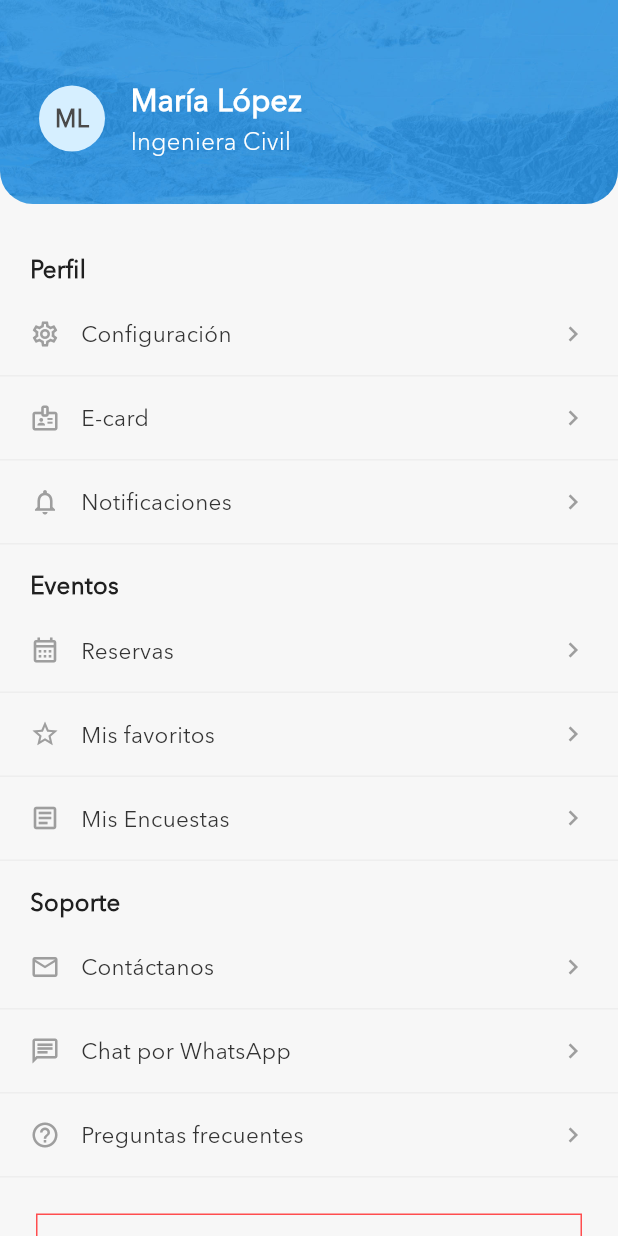
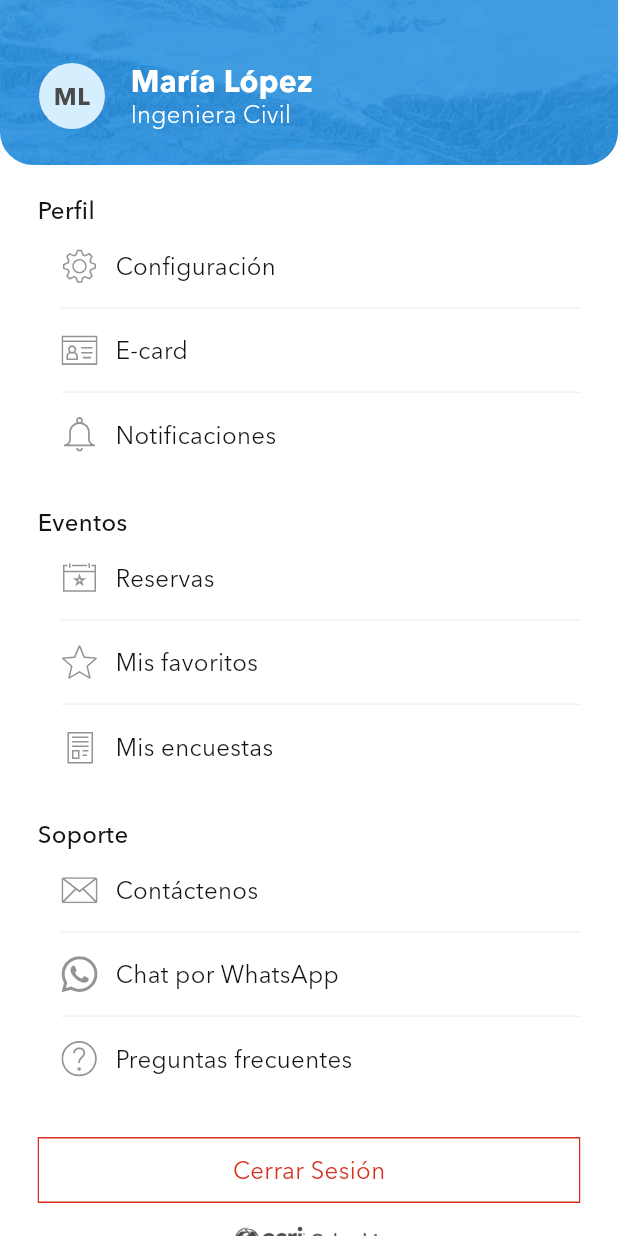
Before and after one commit to GeoGeeks/eventos_esri_cepa, a Flutter app: the ProfileMenuScreen screen opened directly with empty values, on a phone screen of 412 x 824 dp. Run offline on Flutter 3.47's test engine with Material 3 defaults, Android fonts, the phone set to English and light mode, and no system bars; our stand-ins replace flutter_bloc, flutter_svg, qr_flutter.

Commit message:
Refactor profile menu widgets and update event cards

```diff
--- a/lib/features/profile/presentation/screens/profile_menu_screen.dart
+++ b/lib/features/profile/presentation/screens/profile_menu_screen.dart
@@ -1,5 +1,4 @@
 import 'package:flutter/material.dart';
-import '../../../../core/constants/app_colors.dart';
 import '../../../../core/constants/fonts.dart';
 import '../../../../core/constants/images.dart';
 import '../widgets/logout_button.dart';
@@ -14,69 +13,86 @@ class ProfileMenuScreen extends StatelessWidget {
   @override
   Widget build(BuildContext context) {
     return Scaffold(
-      backgroundColor: AppColors.background,
-      body: SingleChildScrollView(
+      backgroundColor: Colors.white,
+      body: SafeArea(
         child: Column(
           children: [
-            // ── Header azul (Diseño Rectangle 12) ──
+            // ── HEADER (Rectángulo 12) ──
             Container(
               width: double.infinity,
-              decoration: const BoxDecoration(
+              height: 110,
+              decoration: BoxDecoration(
                 image: DecorationImage(
                   image: AssetImage(Images.headerInicio),
                   fit: BoxFit.cover,
                 ),
-                borderRadius: BorderRadius.only(
+                borderRadius: const BorderRadius.only(
                   bottomLeft: Radius.circular(22),
                   bottomRight: Radius.circular(22),
                 ),
               ),
-              padding: const EdgeInsets.fromLTRB(26, 52, 26, 30),
+              padding: const EdgeInsets.only(left: 26, top: 30, right: 26),
+              alignment: Alignment.topLeft,
+
+              // ── Fotograma 4 ──
+              child: SizedBox(
+                height: 68,
+                child: Padding(
+                  padding: const EdgeInsets.symmetric(vertical: 12),
                   child: Row(
+                    crossAxisAlignment: CrossAxisAlignment.center,
                     children: [
-                  // Avatar con iniciales
+                      // Avatar (44x44, #D6EFFF)
                       Container(
                         width: 44,
                         height: 44,
                         decoration: const BoxDecoration(
-                      color: Color(0xFFD6EFFF), // Color según diseño
+                          color: Color(0xFFD6EFFF),
                           shape: BoxShape.circle,
                         ),
                         alignment: Alignment.center,
                         child: const Text(
                           'ML',
+                          textAlign: TextAlign.center,
                           style: TextStyle(
-                        fontFamily: Fonts.regular,
+                            fontFamily: Fonts.bold,
                             fontSize: 16,
-                        fontWeight: FontWeight.w700, // Avenir Bold
+                            fontWeight: FontWeight.w700,
                             color: Color(0xFF4A4A4A),
+                            height: 1.25,
                           ),
                         ),
                       ),
-                  const SizedBox(width: 17),
-                  // Nombre e Información Profesional
+
+                      const SizedBox(width: 17), // gap: 17px
+
+                      // Fotograma 1 (Texto) - Con Expanded para no truncar a 114px
                       const Expanded(
                         child: Column(
                           crossAxisAlignment: CrossAxisAlignment.start,
+                          mainAxisAlignment: MainAxisAlignment.center,
                           children: [
                             Text(
                               'María López',
                               style: TextStyle(
-                            fontFamily: Fonts.regular,
+                                fontFamily: Fonts.bold,
                                 fontSize: 20,
-                            fontWeight: FontWeight.w700, // Avenir Bold
-                            color: Colors.white,
+                                fontWeight: FontWeight.w700,
+                                color: Color(0xFFFFFFFF),
+                                height: 1.20,
                               ),
+                              maxLines: 1,
                             ),
-                        SizedBox(height: 2),
                             Text(
                               'Ingeniera Civil',
                               style: TextStyle(
                                 fontFamily: Fonts.light,
                                 fontSize: 16,
-                            fontWeight: FontWeight.w300, // Avenir Light
-                            color: Colors.white,
+                                fontWeight: FontWeight.w300,
+                                color: Color(0xFFFFFFFF),
+                                height: 1.25,
                               ),
+                              maxLines: 1,
                             ),
                           ],
                         ),
@@ -84,99 +100,101 @@ class ProfileMenuScreen extends StatelessWidget {
                     ],
                   ),
                 ),
+              ),
+            ),
 
-            const SizedBox(height: 16),
+            // ── CONTENIDO INTERIOR DE 362px ──
+            Expanded(
+              child: SingleChildScrollView(
+                physics: const BouncingScrollPhysics(),
+                padding: const EdgeInsets.only(top: 20, bottom: 24),
+                child: Center(
+                  child: SizedBox(
+                    width: 362,
+                    child: Column(
+                      crossAxisAlignment: CrossAxisAlignment.start,
+                      children: [
 
-            // ── Sección: Perfil ──
+                        // ── Perfil ──
                         const ProfileSectionTitle(title: 'Perfil'),
-
                         ProfileMenuItem(
-              icon: Icons.settings_outlined,
+                          icon: 'assets/icons/configuracion.svg',
                           title: 'Configuración',
                           onTap: () {},
                         ),
-
                         ProfileMenuItem(
-              icon: Icons.badge_outlined,
+                          icon: 'assets/icons/e-card.svg',
                           title: 'E-card',
                           onTap: onOpenEcard,
                         ),
-
                         ProfileMenuItem(
-              icon: Icons.notifications_none,
+                          icon: 'assets/icons/campana.svg',
                           title: 'Notificaciones',
                           onTap: () {},
+                          showBorder: false,
                         ),
 
-            // ── Sección: Eventos ──
+                        const SizedBox(height: 20),
+
+                        // ── Eventos ──
                         const ProfileSectionTitle(title: 'Eventos'),
-
                         ProfileMenuItem(
-              icon: Icons.calendar_month_outlined,
+                          icon: 'assets/icons/reservas.svg',
                           title: 'Reservas',
                           onTap: () {},
                         ),
-
                         ProfileMenuItem(
-              icon: Icons.star_border,
+                          icon: 'assets/icons/favoritos.svg',
                           title: 'Mis favoritos',
                           onTap: () {},
                         ),
+                        ProfileMenuItem(
+                          icon: 'assets/icons/encuestas.svg',
+                          title: 'Mis encuestas',
+                          onTap: () {},
+                          showBorder: false,
+                        ),
 
+                        const SizedBox(height: 20),
+
+                        // ── Soporte ──
+                        const ProfileSectionTitle(title: 'Soporte'),
                         ProfileMenuItem(
-              icon: Icons.article_outlined,
-              title: 'Mis Encuestas',
+                          icon: 'assets/icons/contactenos.svg',
+                          title: 'Contáctenos',
                           onTap: () {},
                         ),
-
-            // ── Sección: Soporte ──
-            const ProfileSectionTitle(title: 'Soporte'),
-
                         ProfileMenuItem(
-              icon: Icons.mail_outline,
-              title: 'Contáctanos',
-              onTap: () {},
-            ),
-
-            ProfileMenuItem(
-              icon: Icons.chat_outlined,
+                          icon: 'assets/icons/whatsapp.svg',
                           title: 'Chat por WhatsApp',
                           onTap: () {},
                         ),
-
                         ProfileMenuItem(
-              icon: Icons.help_outline,
+                          icon: 'assets/icons/preguntas.svg',
                           title: 'Preguntas frecuentes',
                           onTap: () {},
+                          showBorder: false,
                         ),
 
                         const SizedBox(height: 24),
 
+                        // ── Cerrar Sesión + Logo ──
                         LogoutButton(onPressed: () {}),
-
-            const SizedBox(height: 20),
-
-            Row(
-              mainAxisAlignment: MainAxisAlignment.center,
-              children: [
-                const Icon(
-                  Icons.language,
-                  size: 14,
-                  color: AppColors.textSubtle,
-                ),
-                const SizedBox(width: 4),
-                Text(
-                  'esri Colombia',
-                  style: TextStyle(
-                    fontFamily: Fonts.regular,
-                    fontSize: 13,
-                    color: Colors.grey.shade500,
+                        const SizedBox(height: 10),
+                        Center(
+                          child: Image.asset(
+                            Images.profile1,
+                            width: 108,
+                            height: 28,
+                            fit: BoxFit.contain,
                           ),
                         ),
                       ],
                     ),
-
-            const SizedBox(height: 24),
+                  ),
+                ),
+              ),
+            ),
           ],
         ),
       ),
--- a/lib/features/profile/presentation/widgets/logout_button.dart
+++ b/lib/features/profile/presentation/widgets/logout_button.dart
@@ -11,26 +11,39 @@ class LogoutButton extends StatelessWidget {
 
   @override
   Widget build(BuildContext context) {
-    return Padding(
-      padding: const EdgeInsets.symmetric(horizontal: 24),
-      child: SizedBox(
-        width: double.infinity,
-        height: 44,
-        child: OutlinedButton(
-          onPressed: onPressed,
-          style: OutlinedButton.styleFrom(
-            side: const BorderSide(color: Color(0xFFFF4D4F)),
-            shape: const RoundedRectangleBorder(
-              borderRadius: BorderRadius.zero,
+    const primaryRed = Color(0xFFD83020);
+
+    return SizedBox(
+      width: 362, // ✅ Ancho exacto de Figma
+      height: 44, // ✅ Altura exacta de Figma
+      child: Material(
+        color: Colors.transparent,
+        child: InkWell(
+          onTap: onPressed,
+          splashColor: primaryRed.withOpacity(0.12),
+          highlightColor: primaryRed.withOpacity(0.06),
+          borderRadius: BorderRadius.circular(0.001),
+          child: Ink(
+            padding: const EdgeInsets.symmetric(horizontal: 16, vertical: 10),
+            decoration: BoxDecoration(
+              color: Colors.white, // Fondo blanco (revisar si aplica según diseño final)
+              border: Border.all(
+                color: primaryRed, // Borde Rojo (#D83020)
+                width: 1,
+              ),
+              borderRadius: BorderRadius.circular(0.001),
             ),
-          ),
-          child: const Text(
-            'Cerrar Sesión',
-            style: TextStyle(
-              fontFamily: Fonts.regular,
-              color: Color(0xFFFF4D4F),
-              fontSize: 15,
-              fontWeight: FontWeight.w500,
+            child: const Center(
+              child: Text(
+                'Cerrar Sesión',
+                style: TextStyle(
+                  fontFamily: Fonts.regular,
+                  fontSize: 16,
+                  fontWeight: FontWeight.w400,
+                  color: primaryRed,
+                  height: 1.25, // ✅ line-height 20px (125%)
+                ),
+              ),
             ),
           ),
         ),
--- a/lib/features/profile/presentation/widgets/profile_menu_item.dart
+++ b/lib/features/profile/presentation/widgets/profile_menu_item.dart
@@ -1,55 +1,91 @@
 import 'package:flutter/material.dart';
+import 'package:flutter_svg/flutter_svg.dart';
 import '../../../../core/constants/fonts.dart';
 
 class ProfileMenuItem extends StatelessWidget {
-  final IconData icon;
+  final String icon;
   final String title;
   final VoidCallback onTap;
+  final bool showBorder;
 
   const ProfileMenuItem({
     super.key,
     required this.icon,
     required this.title,
     required this.onTap,
+    this.showBorder = true,
   });
 
   @override
   Widget build(BuildContext context) {
-    return InkWell(
+    return Material(
+      color: Colors.transparent,
+      child: InkWell(
         onTap: onTap,
+        splashColor: const Color(0x1F000000),
+        highlightColor: const Color(0x0A000000),
         child: Container(
+          // List Item: 362px x 56px
+          width: 362,
           height: 56,
-        padding: const EdgeInsets.symmetric(horizontal: 20),
-        decoration: const BoxDecoration(
-          border: Border(
-            bottom: BorderSide(color: Color(0xFFEEEEEE)),
+          // 🛑 Indentación de 16px hacia la derecha respecto al título de sección
+          padding: const EdgeInsets.only(left: 16),
+          child: Container(
+            // bordered-container: 346px x 56px (362 - 16 = 346)
+            decoration: BoxDecoration(
+              border: showBorder
+                  ? const Border(
+                      bottom: BorderSide(
+                        color: Color(0xFFF2F2F2),
+                        width: 1,
+                      ),
+                    )
+                  : null,
+            ),
+            padding: const EdgeInsets.only(top: 10, right: 16, bottom: 10),
+            child: Row(
+              crossAxisAlignment: CrossAxisAlignment.center,
+              children: [
+                // Ícono (24x24 px estricto)
+                SizedBox(
+                  width: 24,
+                  height: 24,
+                  child: Center(
+                    child: SvgPicture.asset(
+                      icon,
+                      width: 24,
+                      height: 24,
+                      fit: BoxFit.contain,
+                      colorFilter: const ColorFilter.mode(
+                        Color(0xFF949494),
+                        BlendMode.srcIn,
                       ),
                     ),
-        child: Row(
-          children: [
-            Icon(
-              icon,
-              size: 20,
-              color: const Color(0xFF9E9E9E),
                   ),
-            const SizedBox(width: 14),
+                ),
+                const SizedBox(width: 12), // gap: 12px
+
+                // Label (294x20 px)
                 Expanded(
+                  child: SizedBox(
+                    height: 20,
                     child: Text(
                       title,
                       style: const TextStyle(
                         fontFamily: Fonts.regular,
-                  fontSize: 15,
+                        fontSize: 16,
                         fontWeight: FontWeight.w400,
-                  color: Color(0xFF333333),
+                        color: Color(0xFF141414),
+                        height: 1.25,
+                      ),
+                      maxLines: 1,
+                      overflow: TextOverflow.ellipsis,
                     ),
                   ),
                 ),
-            const Icon(
-              Icons.chevron_right,
-              color: Color(0xFF9E9E9E),
-              size: 20,
+              ],
             ),
-          ],
+          ),
         ),
       ),
     );
--- a/lib/features/profile/presentation/widgets/profile_section_title.dart
+++ b/lib/features/profile/presentation/widgets/profile_section_title.dart
@@ -11,17 +11,19 @@ class ProfileSectionTitle extends StatelessWidget {
 
   @override
   Widget build(BuildContext context) {
-    return Padding(
-      padding: const EdgeInsets.fromLTRB(20, 16, 20, 4),
+    return SizedBox(
+      width: 362,
+      height: 20,
       child: Align(
         alignment: Alignment.centerLeft,
         child: Text(
           title,
           style: const TextStyle(
-            fontFamily: Fonts.regular,
+            fontFamily: Fonts.medium,
             fontSize: 16,
-            fontWeight: FontWeight.w600,
-            color: Color(0xFF202020),
+            fontWeight: FontWeight.w500,
+            color: Color(0xFF141414),
+            height: 1.25,
           ),
         ),
       ),
```
Also changed, not shown: lib/core/widgets/event_card.dart (+20 -12 lines), lib/core/widgets/upcoming_event_card.dart (+51 -39 lines), pubspec.lock. Lines whose indentation alone changed are shown as unchanged.
